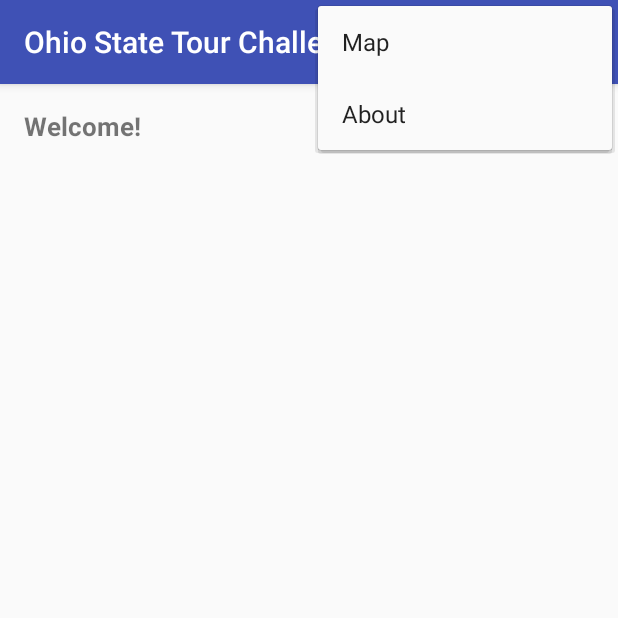
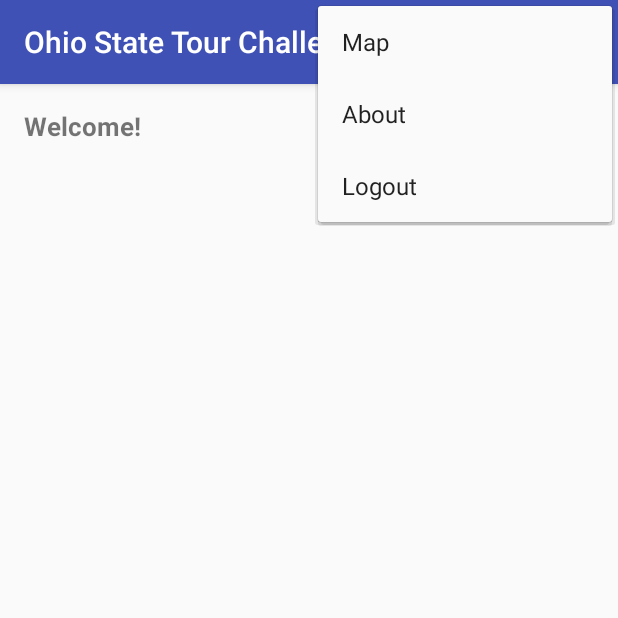
Before and after one commit to mhamill2/ohio-state-tour-challenge, an Android app: the ListActivity screen opened directly, with no data from a screen before it, with the options menu open, on a phone screen of 412 x 824 dp, the top half of it. Run offline under Robolectric (Android 15) with nearby library versions, the phone set to English and light mode, and no system bars; 5 statements that could not run were skipped.

Commit message:
Added logout option

```diff
--- a/app/src/main/java/osu/mobile_apps/ohiostatetourchallenge/ListActivity.java
+++ b/app/src/main/java/osu/mobile_apps/ohiostatetourchallenge/ListActivity.java
@@ -91,6 +91,11 @@ public class ListActivity extends AppCompatActivity {
                 startActivity(intent);
                 return true;
 
+            case R.id.logout:
+                // Logout
+                this.finish();
+                return true;
+
         }
         return super.onOptionsItemSelected(item);
     }
--- a/app/src/main/res/menu/menu_list.xml
+++ b/app/src/main/res/menu/menu_list.xml
@@ -13,4 +13,9 @@
         android:orderInCategory="100"
         android:title="About"
         app:showAsAction="never" />
+    <item
+        android:id="@+id/logout"
+        android:orderInCategory="100"
+        android:title="Logout"
+        app:showAsAction="never" />
 </menu>
```
